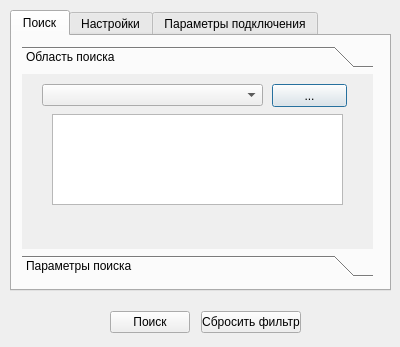
bazzile/GeoGet, file geo_get_dialog_base.ui: the form before one commit.
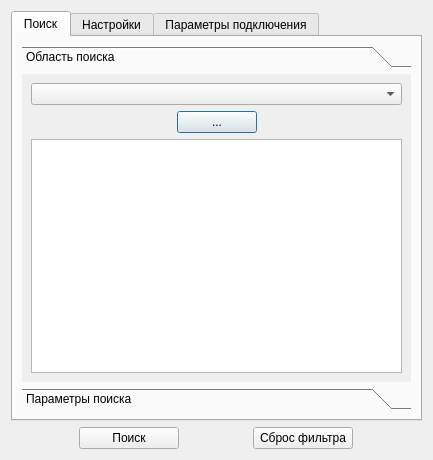
The form after the commit.

Commit message: changed composition (auto-Resize)

```diff
--- a/geo_get_dialog_base.ui
+++ b/geo_get_dialog_base.ui
@@ -6,22 +6,16 @@
    <rect>
     <x>0</x>
     <y>0</y>
-    <width>400</width>
-    <height>347</height>
+    <width>433</width>
+    <height>460</height>
    </rect>
   </property>
   <property name="windowTitle">
    <string>Innoter GeoGet</string>
   </property>
+  <layout class="QVBoxLayout" name="verticalLayout">
+   <item>
   <widget class="QTabWidget" name="tabWidget">
-   <property name="geometry">
-    <rect>
-     <x>10</x>
-     <y>10</y>
-     <width>381</width>
-     <height>281</height>
-    </rect>
-   </property>
    <property name="currentIndex">
     <number>0</number>
    </property>
@@ -29,18 +23,12 @@
     <attribute name="title">
      <string>Поиск</string>
     </attribute>
+      <layout class="QVBoxLayout" name="verticalLayout_2">
+       <item>
     <widget class="QToolBox" name="parameters_toolBox">
      <property name="enabled">
       <bool>true</bool>
      </property>
-     <property name="geometry">
-      <rect>
-       <x>10</x>
-       <y>10</y>
-       <width>351</width>
-       <height>231</height>
-      </rect>
-     </property>
      <property name="layoutDirection">
       <enum>Qt::LeftToRight</enum>
      </property>
@@ -58,71 +46,81 @@
        <rect>
         <x>0</x>
         <y>0</y>
-        <width>351</width>
-        <height>177</height>
+            <width>383</width>
+            <height>290</height>
        </rect>
       </property>
       <attribute name="label">
        <string>Область поиска</string>
       </attribute>
+          <layout class="QVBoxLayout" name="verticalLayout_4">
+           <item>
       <widget class="QComboBox" name="v_layer_list">
-       <property name="geometry">
-        <rect>
-         <x>20</x>
-         <y>10</y>
-         <width>221</width>
-         <height>22</height>
-        </rect>
-       </property>
        <property name="focusPolicy">
         <enum>Qt::WheelFocus</enum>
        </property>
       </widget>
+           </item>
+           <item>
+            <layout class="QHBoxLayout" name="horizontalLayout">
+             <item>
+              <spacer name="horizontalSpacer">
+               <property name="orientation">
+                <enum>Qt::Horizontal</enum>
+               </property>
+               <property name="sizeHint" stdset="0">
+                <size>
+                 <width>40</width>
+                 <height>20</height>
+                </size>
+               </property>
+              </spacer>
+             </item>
+             <item>
       <widget class="QPushButton" name="in_browse_btn">
-       <property name="geometry">
-        <rect>
-         <x>250</x>
-         <y>10</y>
-         <width>75</width>
-         <height>23</height>
-        </rect>
-       </property>
        <property name="text">
         <string>...</string>
        </property>
       </widget>
-      <widget class="QTextBrowser" name="test_textBrowser">
-       <property name="geometry">
-        <rect>
-         <x>30</x>
-         <y>40</y>
-         <width>291</width>
-         <height>91</height>
-        </rect>
-       </property>
-      </widget>
+             </item>
+             <item>
+              <spacer name="horizontalSpacer_2">
+               <property name="orientation">
+                <enum>Qt::Horizontal</enum>
+               </property>
+               <property name="sizeHint" stdset="0">
+                <size>
+                 <width>40</width>
+                 <height>20</height>
+                </size>
+               </property>
+              </spacer>
+             </item>
+            </layout>
+           </item>
+           <item>
+            <widget class="QTextBrowser" name="test_textBrowser"/>
+           </item>
+          </layout>
+          <zorder>v_layer_list</zorder>
+          <zorder>test_textBrowser</zorder>
+          <zorder>horizontalLayoutWidget</zorder>
+          <zorder>in_browse_btn</zorder>
      </widget>
      <widget class="QWidget" name="DateSlot">
       <property name="geometry">
        <rect>
         <x>0</x>
         <y>0</y>
-        <width>351</width>
-        <height>177</height>
+            <width>383</width>
+            <height>290</height>
        </rect>
       </property>
       <attribute name="label">
        <string>Параметры поиска</string>
       </attribute>
-      <widget class="QWidget" name="verticalLayoutWidget">
-       <property name="geometry">
-        <rect>
-         <x>30</x>
-         <y>0</y>
-         <width>291</width>
-         <height>51</height>
-        </rect>
-       </property>
+          <layout class="QVBoxLayout" name="verticalLayout_3">
+           <item>
        <layout class="QVBoxLayout" name="Cloud_verticalLayout">
         <item>
          <layout class="QHBoxLayout" name="Cloud_horizontalLayout">
@@ -213,16 +211,8 @@
          </widget>
         </item>
        </layout>
-      </widget>
-      <widget class="QWidget" name="verticalLayoutWidget_2">
-       <property name="geometry">
-        <rect>
-         <x>30</x>
-         <y>60</y>
-         <width>291</width>
-         <height>51</height>
-        </rect>
-       </property>
+           </item>
+           <item>
        <layout class="QVBoxLayout" name="Angle_verticalLayout">
         <item>
          <layout class="QHBoxLayout" name="Angle_horizontalLayout">
@@ -319,14 +309,12 @@
          </widget>
         </item>
        </layout>
-      </widget>
-      <zorder>verticalLayoutWidget</zorder>
-      <zorder>verticalLayoutWidget_2</zorder>
-      <zorder>verticalLayoutWidget_2</zorder>
-     </widget>
-    </widget>
-    <zorder>ButtonReset</zorder>
-    <zorder>parameters_toolBox</zorder>
+           </item>
+          </layout>
+         </widget>
+        </widget>
+       </item>
+      </layout>
    </widget>
    <widget class="QWidget" name="tab_3">
     <attribute name="title">
@@ -371,15 +359,8 @@
     </widget>
    </widget>
   </widget>
-  <widget class="QWidget" name="layoutWidget">
-   <property name="geometry">
-    <rect>
-     <x>110</x>
-     <y>310</y>
-     <width>191</width>
-     <height>25</height>
-    </rect>
-   </property>
+   </item>
+   <item>
    <layout class="QHBoxLayout" name="horizontalLayout_10">
     <item>
      <widget class="QPushButton" name="search_btn">
@@ -394,19 +375,6 @@
       </property>
      </widget>
     </item>
-    <item>
-     <spacer name="horizontalSpacer_2">
-      <property name="orientation">
-       <enum>Qt::Horizontal</enum>
-      </property>
-      <property name="sizeHint" stdset="0">
-       <size>
-        <width>0</width>
-        <height>20</height>
-       </size>
-      </property>
-     </spacer>
-    </item>
     <item>
      <widget class="QPushButton" name="ButtonReset_2">
       <property name="maximumSize">
@@ -416,16 +384,13 @@
        </size>
       </property>
       <property name="text">
-       <string>Сбросить фильтр</string>
+        <string>Сброс фильтра</string>
       </property>
      </widget>
     </item>
    </layout>
-  </widget>
-  <zorder>tabWidget</zorder>
-  <zorder>button_box</zorder>
-  <zorder>button_box</zorder>
-  <zorder>layoutWidget</zorder>
+   </item>
+  </layout>
  </widget>
  <resources/>
  <connections>
```
Lines whose indentation alone changed are shown as unchanged.
